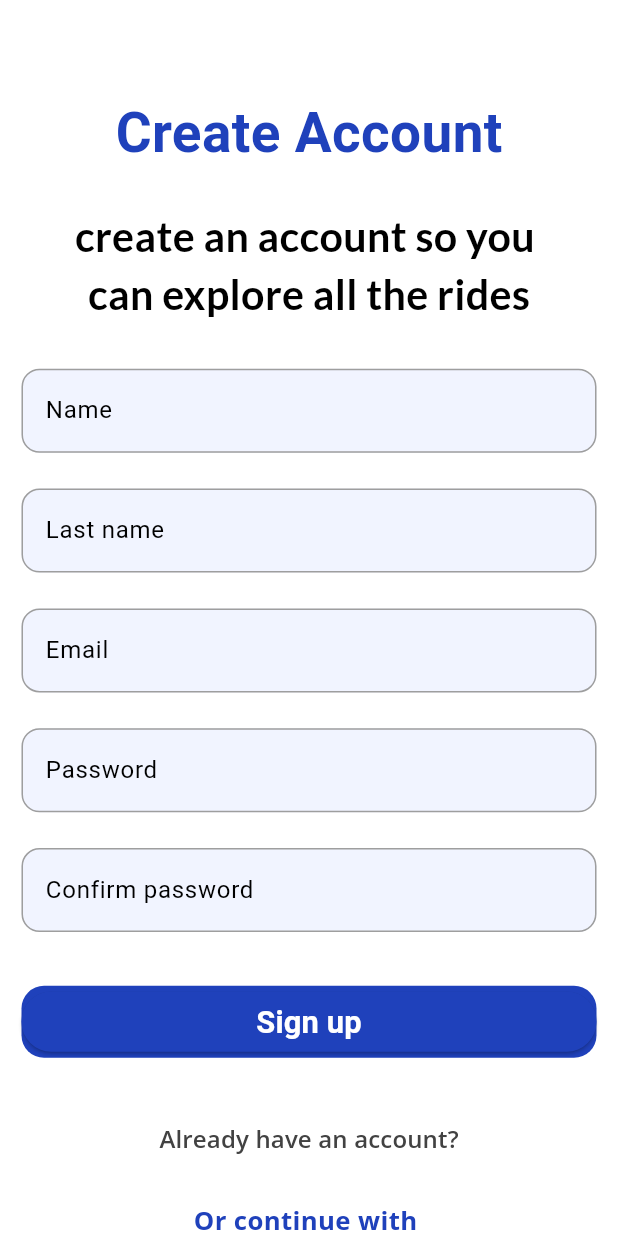
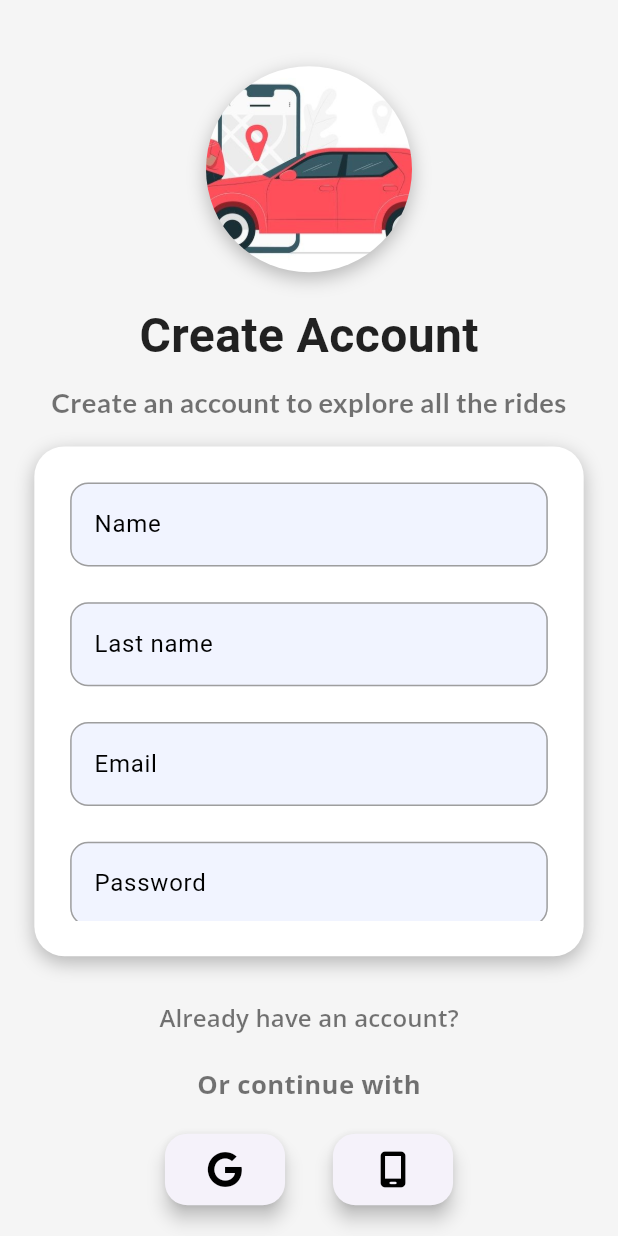
Before and after one commit to aswin531/rental_project, a Flutter app: the RegisterScreen screen opened directly, on a phone screen of 412 x 824 dp. Run offline on Flutter 3.47's test engine with Material 3 defaults, Android fonts, the phone set to English and light mode, and no system bars; our stand-ins replace equatable, firebase_auth, firebase_core, flutter_bloc, flutter_screenutil, font_awesome_flutter and 6 more; accounts and stored records are empty.

Commit message:
UI Slightly Changed

```diff
--- a/lib/features/authentication/data/datasources/firebase_auth_datasource.dart
+++ b/lib/features/authentication/data/datasources/firebase_auth_datasource.dart
@@ -58,6 +58,7 @@ class FirebaseDataSource {
         await firebaseAuth.signInWithCredential(credential);
       },
       verificationFailed: (FirebaseAuthException error) {
+        // ignore: avoid_print
         print("Phone Number Verification Failed : $error");
       },
       codeSent: (String verificationId, forceResendingToken) {
--- a/lib/features/authentication/presentation/pages/register_screen.dart
+++ b/lib/features/authentication/presentation/pages/register_screen.dart
@@ -1,8 +1,7 @@
 import 'package:flutter/material.dart';
 import 'package:flutter_screenutil/flutter_screenutil.dart';
-import 'package:rentit/core/constants/colors.dart';
-import 'package:rentit/features/authentication/presentation/widgets/custom_form_field.dart';
 import 'package:rentit/features/authentication/presentation/widgets/custom_text_styles.dart';
+import 'package:rentit/features/authentication/presentation/widgets/register_form.dart';
 import 'package:rentit/features/authentication/presentation/widgets/social_label.dart';
 
 class RegisterScreen extends StatelessWidget {
@@ -12,132 +11,110 @@ class RegisterScreen extends StatelessWidget {
   final TextEditingController passwordController = TextEditingController();
   final TextEditingController confirmPassController = TextEditingController();
   final _formKey = GlobalKey<FormState>();
+
   RegisterScreen({super.key});
 
   @override
   Widget build(BuildContext context) {
     return Scaffold(
-      backgroundColor: white,
-      body: SingleChildScrollView(
-        child: Center(
-          child: Padding(
-            padding: EdgeInsets.all(12.h),
+      body: LayoutBuilder(
+        builder: (context, constraints) {
+          return Container(
+            width: double.infinity,
+            height: double.infinity,
+            decoration: const BoxDecoration(
+              color: Color(0xFFF5F5F5), // Minimal background color
+            ),
             child: Column(
               children: [
-                SizedBox(
-                  height: 40.h,
+                SizedBox(height: constraints.maxHeight * 0.05),
+                Container(
+                  width: 120.w,
+                  height: 120.h,
+                  decoration: const BoxDecoration(
+                    shape: BoxShape.circle,
+                    image: DecorationImage(
+                      image: AssetImage("assets/images/land.jpg"),
+                      fit: BoxFit.cover,
                     ),
+                    boxShadow: [
+                      BoxShadow(
+                        color: Colors.black26,
+                        blurRadius: 10,
+                        offset: Offset(0, 4),
+                      ),
+                    ],
+                  ),
+                ),
+                SizedBox(height: constraints.maxHeight * 0.02),
                 Text(
                   "Create Account",
-                  style: CustomTextStyles.headline1,
+                  style: CustomTextStyles.headline1.copyWith(
+                    color: Colors.black87,
+                    fontSize: 28.sp,
+                    fontWeight: FontWeight.bold,
                   ),
-                SizedBox(
-                  height: 20.h,
                 ),
+                SizedBox(height: constraints.maxHeight * 0.01),
                 Text(
-                  "create an account so you ",
-                  style: CustomTextStyles.headline3,
+                  "Create an account to explore all the rides",
+                  style: CustomTextStyles.headline3.copyWith(
+                    color: Colors.black54,
+                    fontSize: 16.sp,
                   ),
-                Text(
-                  "can explore all the rides",
-                  style: CustomTextStyles.headline3,
+                  textAlign: TextAlign.center,
                 ),
-                SizedBox(
-                  height: 25.h,
-                ),
-                Form(
-                    key: _formKey,
-                    child: Column(
-                      children: [
-                        CustomTextFormField(
-                          labelText: "Name",
-                          controller: emailController,
-                          keyboardType: TextInputType.emailAddress,
-                          // validator: (p0) {},
-                        ),
-                        SizedBox(
-                          height: 20.h,
-                        ),
-                        CustomTextFormField(
-                          labelText: "Last name",
-                          controller: emailController,
-                          keyboardType: TextInputType.emailAddress,
-                          // validator: (p0) {},
-                        ),
-                        SizedBox(
-                          height: 20.h,
-                        ),
-                        CustomTextFormField(
-                          labelText: "Email",
-                          controller: emailController,
-                          keyboardType: TextInputType.emailAddress,
-                          // validator: (p0) {},
-                        ),
-                        SizedBox(
-                          height: 20.h,
-                        ),
-                        CustomTextFormField(
-                          labelText: "Password",
-                          controller: passwordController,
-                          keyboardType: TextInputType.visiblePassword,
-                          obscureText: true,
-                          // validator: (p0) {},
-                        ),
-                        SizedBox(
-                          height: 20.h,
-                        ),
-                        CustomTextFormField(
-                          labelText: "Confirm password",
-                          controller: confirmPassController,
-                          keyboardType: TextInputType.visiblePassword,
-                          obscureText: true,
-                          // validator: (p0) {},
-                        ),
-                        SizedBox(
-                          height: 30.h,
-                        ),
-                        Container(
-                          width: double.infinity,
+                SizedBox(height: constraints.maxHeight * 0.02),
+                Expanded(
+                  child: Padding(
+                    padding: EdgeInsets.symmetric(horizontal: 20.w),
+                    child: Container(
+                      padding: EdgeInsets.all(20.h),
                       decoration: BoxDecoration(
-                              color: primary,
-                              borderRadius: BorderRadius.circular(15)),
-                          child: ElevatedButton(
-                              style: ButtonStyle(
-                                backgroundColor:
-                                    MaterialStateProperty.all<Color>(primary),
-                              ),
-                              onPressed: () {},
-                              child: Text(
-                                "Sign up",
-                                style: CustomTextStyles.buttonlabeltext,
-                              )),
+                        color: Colors.white,
+                        borderRadius: BorderRadius.circular(20),
+                        boxShadow: const [
+                          BoxShadow(
+                            color: Colors.black26,
+                            blurRadius: 10,
+                            offset: Offset(0, 4),
                           ),
                         ],
-                    )),
-                SizedBox(
-                  height: 25.h,
                       ),
+                      child: RegisterForm(
+                          formKey: _formKey,
+                          nameController: nameController,
+                          lastNameController: lastNameController,
+                          emailController: emailController,
+                          passwordController: passwordController,
+                          confirmPassController: confirmPassController),
+                    ),
+                  ),
+                ),
+                SizedBox(height: constraints.maxHeight * 0.02),
                 TextButton(
                   onPressed: () {},
                   child: Text(
                     "Already have an account?",
-                      style: CustomTextStyles.captiongrey,
-                    )),
-                SizedBox(
-                  height: 15.h,
-                ),
-                Text(
-                  "Or continue with ",
-                  style: CustomTextStyles.caption,
-                ),
-                SizedBox(
-                  height: 20.h,
-                ),
-                const SocialMediaLabel()
-              ],
+                    style: CustomTextStyles.captiongrey.copyWith(
+                      color: Colors.black54,
                     ),
                   ),
                 ),
+                SizedBox(height: constraints.maxHeight * 0.01),
+                Text(
+                  "Or continue with",
+                  style: CustomTextStyles.caption.copyWith(
+                    color: Colors.black54,
+                  ),
+                ),
+                SizedBox(height: constraints.maxHeight * 0.02),
+                const SocialMediaLabel(),
+                SizedBox(height: constraints.maxHeight * 0.02),
+              ],
+            ),
+          );
+        },
       ),
     );
   }
--- /dev/null
+++ b/lib/features/authentication/presentation/widgets/register_form.dart
@@ -0,0 +1,99 @@
+
+import 'package:flutter/material.dart';
+import 'package:flutter/widgets.dart';
+import 'package:flutter_screenutil/flutter_screenutil.dart';
+import 'package:rentit/core/constants/colors.dart';
+import 'package:rentit/features/authentication/presentation/widgets/custom_form_field.dart';
+import 'package:rentit/features/authentication/presentation/widgets/custom_text_styles.dart';
+
+class RegisterForm extends StatelessWidget {
+  const RegisterForm({
+    super.key,
+    required GlobalKey<FormState> formKey,
+    required this.nameController,
+    required this.lastNameController,
+    required this.emailController,
+    required this.passwordController,
+    required this.confirmPassController,
+  }) : _formKey = formKey;
+
+  final GlobalKey<FormState> _formKey;
+  final TextEditingController nameController;
+  final TextEditingController lastNameController;
+  final TextEditingController emailController;
+  final TextEditingController passwordController;
+  final TextEditingController confirmPassController;
+
+  @override
+  Widget build(BuildContext context) {
+    return Form(
+      key: _formKey,
+      child: SingleChildScrollView(
+        child: Column(
+          children: [
+            CustomTextFormField(
+              labelText: "Name",
+              controller: nameController,
+              keyboardType: TextInputType.name,
+              // validator: (p0) {},
+            ),
+            SizedBox(height: 20.h),
+            CustomTextFormField(
+              labelText: "Last name",
+              controller: lastNameController,
+              keyboardType: TextInputType.name,
+              // validator: (p0) {},
+            ),
+            SizedBox(height: 20.h),
+            CustomTextFormField(
+              labelText: "Email",
+              controller: emailController,
+              keyboardType: TextInputType.emailAddress,
+              // validator: (p0) {},
+            ),
+            SizedBox(height: 20.h),
+            CustomTextFormField(
+              labelText: "Password",
+              controller: passwordController,
+              keyboardType: TextInputType.visiblePassword,
+              obscureText: true,
+              // validator: (p0) {},
+            ),
+            SizedBox(height: 20.h),
+            CustomTextFormField(
+              labelText: "Confirm password",
+              controller: confirmPassController,
+              keyboardType: TextInputType.visiblePassword,
+              obscureText: true,
+              // validator: (p0) {},
+            ),
+            SizedBox(height: 30.h),
+            SizedBox(
+              width: double.infinity,
+              height: 35.h,
+              child: ElevatedButton(
+                style: ElevatedButton.styleFrom(
+                  backgroundColor: primary,
+                  padding:
+                      EdgeInsets.symmetric(vertical: 3.h),
+                  shape: RoundedRectangleBorder(
+                    borderRadius: BorderRadius.circular(15),
+                  ),
+                ),
+                onPressed: () {},
+                child: Text(
+                  "Sign up",
+                  style: CustomTextStyles.buttonlabeltext
+                      .copyWith(
+                    color: Colors.white,
+                    fontSize: 18.sp,
+                  ),
+                ),
+              ),
+            ),
+          ],
+        ),
+      ),
+    );
+  }
+}
--- a/lib/features/home/home_screen.dart
+++ b/lib/features/home/home_screen.dart
@@ -5,6 +5,7 @@ class HomeScreen extends StatelessWidget {
 
   @override
   Widget build(BuildContext context) {
+    // ignore: prefer_const_constructors
     return Scaffold();
   }
 }
--- a/pubspec.yaml
+++ b/pubspec.yaml
@@ -49,6 +49,8 @@ dependencies:
   rive: ^0.13.8
   google_sign_in: ^6.2.1
   get_it: ^7.7.0
+  persistent_bottom_nav_bar: ^5.0.2
+  # animated_bottom_navigation_bar: ^1.3.3
 
 
 dev_dependencies:
```
Also changed, not shown: lib/core/constants/colors.dart (+9 -0 lines), lib/core/navigation/approutes.dart (+11 -9 lines), lib/features/authentication/presentation/pages/login_screen.dart (+89 -79 lines), lib/features/authentication/presentation/widgets/custom_text_styles.dart (+9 -1 lines), lib/features/authentication/presentation/widgets/login_form.dart (added, +87 -0 lines), lib/features/location/presentation/pages/location.dart (+13 -11 lines), assets/images/loc-bg.png (added), pubspec.lock. Lines whose indentation alone changed are shown as unchanged.
